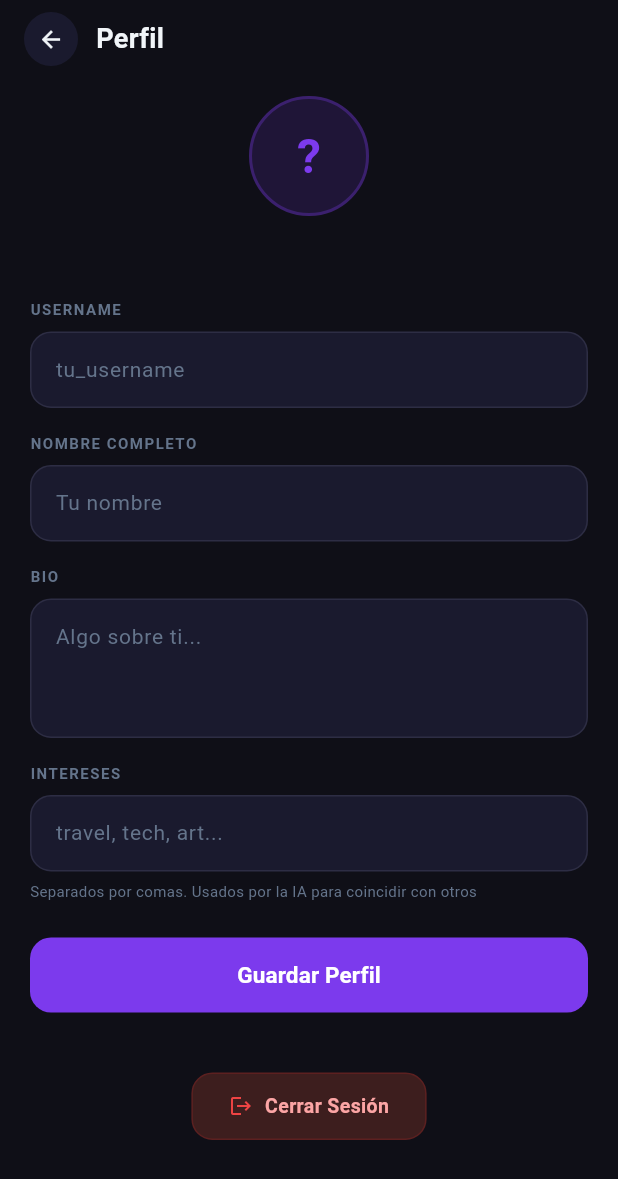
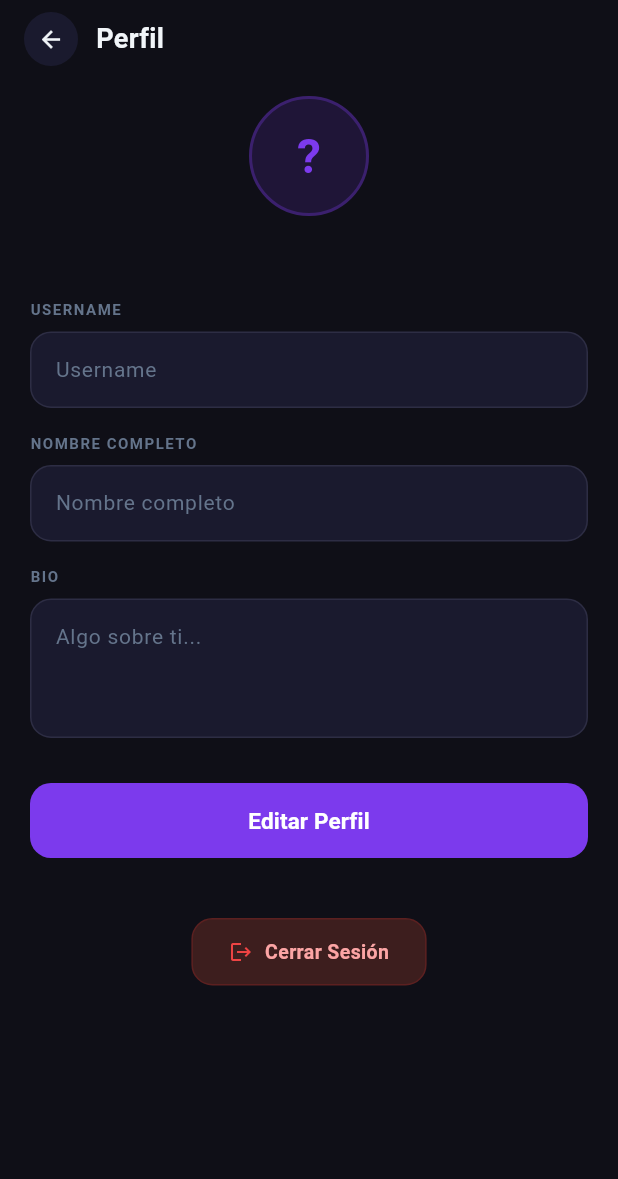
Before and after one commit to anabar3/hackathon2026, a Flutter app: the ProfileScreen widget shown alone on an empty page, opened directly with empty values, on a phone screen of 412 x 824 dp. Shown: the top 1179 px of the screen. Run offline on Flutter 3.47's test engine with Material 3 defaults, Android fonts, the phone set to English and light mode, and no system bars; our stand-ins replace supabase_flutter; accounts and stored records are empty; network calls fail.

Commit message:
Update perfil screen

```diff
--- a/lib/screens/profile_screen.dart
+++ b/lib/screens/profile_screen.dart
@@ -21,7 +21,6 @@ class _ProfileScreenState extends State<ProfileScreen> {
   final _usernameCtrl = TextEditingController();
   final _nombreCtrl = TextEditingController();
   final _bioCtrl = TextEditingController();
-  final _interesesCtrl = TextEditingController();
 
   bool _loading = true;
   bool _saving = false;
@@ -38,7 +37,6 @@ class _ProfileScreenState extends State<ProfileScreen> {
     _usernameCtrl.dispose();
     _nombreCtrl.dispose();
     _bioCtrl.dispose();
-    _interesesCtrl.dispose();
     super.dispose();
   }
 
@@ -51,10 +49,6 @@ class _ProfileScreenState extends State<ProfileScreen> {
         _usernameCtrl.text = perfil['username'] ?? '';
         _nombreCtrl.text = perfil['nombre_completo'] ?? '';
         _bioCtrl.text = perfil['bio'] ?? '';
-        final intereses = perfil['intereses'];
-        if (intereses is List) {
-          _interesesCtrl.text = intereses.join(', ');
-        }
       }
     } catch (_) {}
     if (mounted) setState(() => _loading = false);
@@ -70,11 +64,6 @@ class _ProfileScreenState extends State<ProfileScreen> {
     });
 
     try {
-      final intereses = _interesesCtrl.text
-          .split(',')
-          .map((s) => s.trim())
-          .where((s) => s.isNotEmpty)
-          .toList();
 
       await _service.upsertPerfil(
         userId: user.id,
@@ -85,10 +74,12 @@ class _ProfileScreenState extends State<ProfileScreen> {
             ? _nombreCtrl.text.trim()
             : null,
         bio: _bioCtrl.text.trim().isNotEmpty ? _bioCtrl.text.trim() : null,
-        intereses: intereses.isNotEmpty ? intereses : null,
       );
+      await _loadPerfil();
+
       setState(() => _message = '✓ Perfil guardado');
     } catch (e) {
+
       setState(
         () => _message = 'Error: ${e.toString().split(']').last.trim()}',
       );
@@ -188,9 +179,9 @@ class _ProfileScreenState extends State<ProfileScreen> {
                       ),
                       const SizedBox(height: 28),
 
-                      _buildField('USERNAME', _usernameCtrl, 'tu_username'),
+                      _buildField('USERNAME', _usernameCtrl, 'Username'),
                       const SizedBox(height: 16),
-                      _buildField('NOMBRE COMPLETO', _nombreCtrl, 'Tu nombre'),
+                      _buildField('NOMBRE COMPLETO', _nombreCtrl, 'Nombre completo'),
                       const SizedBox(height: 16),
                       _buildField(
                         'BIO',
@@ -198,20 +189,7 @@ class _ProfileScreenState extends State<ProfileScreen> {
                         'Algo sobre ti...',
                         maxLines: 3,
                       ),
-                      const SizedBox(height: 16),
-                      _buildField(
-                        'INTERESES',
-                        _interesesCtrl,
-                        'travel, tech, art...',
-                      ),
                       const SizedBox(height: 6),
-                      const Text(
-                        'Separados por comas. Usados por la IA para coincidir con otros',
-                        style: TextStyle(
-                          color: AppColors.mutedForeground,
-                          fontSize: 10,
-                        ),
-                      ),
 
                       if (_message != null) ...[
                         const SizedBox(height: 14),
@@ -269,7 +247,7 @@ class _ProfileScreenState extends State<ProfileScreen> {
                                   ),
                                 )
                               : const Text(
-                                  'Guardar Perfil',
+                                  'Editar Perfil',
                                   style: TextStyle(
                                     fontSize: 15,
                                     fontWeight: FontWeight.w700,
```
